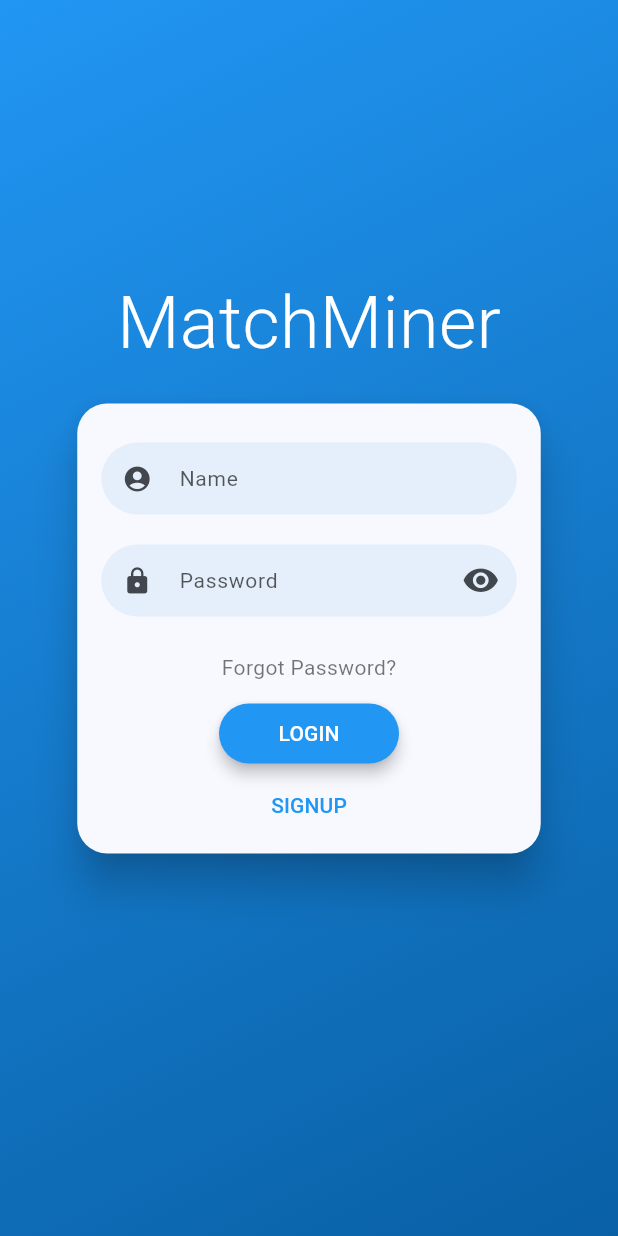
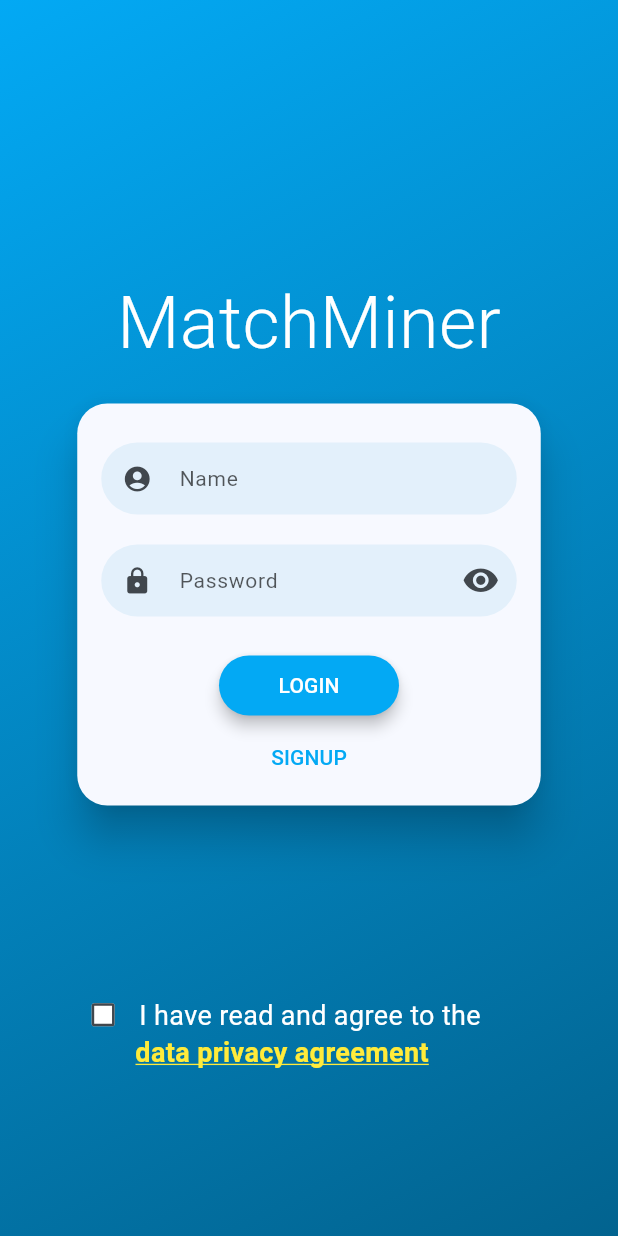
Before and after one commit to nknguyenhc/SuperCellMates, a Flutter app: the screen it shows after launch, on a phone screen of 412 x 824 dp. Run offline on Flutter 3.47's test engine with Material 2 defaults, Android fonts, the phone set to English and light mode, and no system bars; drawn by our look-alikes of flutter_login; our stand-ins replace auto_route; missing offline and left inert: requests.

Commit message:
Mobile user auth
login, logout, register, privacy agreement

```diff
--- /dev/null
+++ b/FrontEnd/lib/features/custom_checkbox.dart
@@ -0,0 +1,45 @@
+import 'package:flutter/material.dart';
+
+bool customCheckboxChecked = false;
+
+class CustomCheckbox extends StatefulWidget {
+  const CustomCheckbox({required this.togglePACheckedFunction, super.key});
+
+  final Function() togglePACheckedFunction;
+
+  @override
+  State<CustomCheckbox> createState() => _CustomCheckboxState();
+}
+
+class _CustomCheckboxState extends State<CustomCheckbox> {
+  bool isChecked = false;
+
+  @override
+  Widget build(BuildContext context) {
+    Color getColor(Set<MaterialState> states) {
+      const Set<MaterialState> interactiveStates = <MaterialState>{
+        MaterialState.pressed,
+        MaterialState.hovered,
+        MaterialState.focused,
+      };
+      if (states.any(interactiveStates.contains)) {
+        return Colors.blue;
+      }
+      return Colors.white;
+    }
+
+    return Transform.scale(
+        scale: 0.85,
+        child: Checkbox(
+          checkColor: Colors.blue,
+          fillColor: MaterialStateProperty.resolveWith(getColor),
+          value: isChecked,
+          onChanged: (bool? value) {
+            setState(() {
+              isChecked = value!;
+              widget.togglePACheckedFunction();
+            });
+          },
+        ));
+  }
+}
--- a/FrontEnd/lib/features/home.dart
+++ b/FrontEnd/lib/features/home.dart
@@ -1,7 +1,6 @@
 import 'package:flutter/material.dart';
 import 'package:auto_route/auto_route.dart';
 
-import '../functions/post_with_csrf.dart';
 import '../router/router.gr.dart';
 
 class HomePage extends StatefulWidget {
--- a/FrontEnd/lib/features/login.dart
+++ b/FrontEnd/lib/features/login.dart
@@ -3,30 +3,52 @@ import 'dart:convert';
 import 'package:auto_route/auto_route.dart';
 import 'package:flutter/material.dart';
 import 'package:flutter_login/flutter_login.dart';
-import 'package:supercellmates/router/router.dart';
 //import 'package:requests/requests.dart';
 
 import '../functions/post_with_csrf.dart';
 import '../router/router.gr.dart';
+import 'privacy_agreement_section.dart';
 
 @RoutePage()
-class LoginPage extends StatelessWidget {
+class LoginPage extends StatefulWidget {
   const LoginPage({Key? key}) : super(key: key);
 
+  @override
+  State<LoginPage> createState() => LoginPageState();
+}
+
+class LoginPageState extends State<LoginPage> {
   Duration get loginTime => const Duration(milliseconds: 1000);
 
   final String getURI = "http://10.0.2.2:8000/async";
   final String loginURI = "http://10.0.2.2:8000/login_async";
   final String registerURI = "http://10.0.2.2:8000/register_async";
+  final String privacyAgreementURI =
+      'http://10.0.2.2:8000/privacy_agreement_async';
+
+  bool privacyAgreementChecked = false;
+
+  // TODO: lock PA action when logging in
+
+  void togglePAChecked() {
+    setState(() {
+      privacyAgreementChecked = !privacyAgreementChecked;
+    });
+  }
 
   Future<String?> _authUser(LoginData data) {
+    if (!privacyAgreementChecked) {
+      return Future.value(
+          "Please read and agree to our data privacy agreement");
+    }
+
     Map<String, String> body = {
       "username": data.name,
       "password": data.password,
     };
 
     var responseMap =
-        post_with_csrf(getURI, loginURI, body).then((json) => jsonDecode(json));
+        postWithCSRF(getURI, loginURI, body).then((json) => jsonDecode(json));
     return responseMap.then((map) {
       if (map["message"] == "logged in") {
         return null;
@@ -36,12 +58,17 @@ class LoginPage extends StatelessWidget {
   }
 
   Future<String?> _registerUser(SignupData data) {
+    if (!privacyAgreementChecked) {
+      return Future.value(
+          "Please read and agree to our data privacy agreement");
+    }
+
     Map<String?, String?> body = {
       "username": data.name,
       "password": data.password,
     };
 
-    var responseMap = post_with_csrf(getURI, registerURI, body)
+    var responseMap = postWithCSRF(getURI, registerURI, body)
         .then((json) => jsonDecode(json));
     return responseMap.then((map) {
       if (map["message"] == "account created") {
@@ -52,12 +79,14 @@ class LoginPage extends StatelessWidget {
   }
 
   Future<String?> _recoverPassword(String name) {
-    return Future.value("1");
+    return Future.value("Recover password function not supported");
   }
 
   @override
   Widget build(BuildContext context) {
-    return FlutterLogin(
+    return WillPopScope(
+      onWillPop: () async => false,
+      child: FlutterLogin(
         title: "MatchMiner",
         onLogin: _authUser,
         onSignup: _registerUser,
@@ -76,6 +105,19 @@ class LoginPage extends StatelessWidget {
           // TODO: ADD MORE VALIDATIONS
           return null;
         },
-        theme: LoginTheme(primaryColor: Colors.blue));
+        theme: LoginTheme(primaryColor: Colors.lightBlue),
+        hideForgotPasswordButton: true,
+        children: [
+          Positioned(
+            bottom: 60,
+            height: 100,
+            left: 0,
+            width: 370,
+            child: PrivacyAgreementSection(
+                togglePACheckedFunction: togglePAChecked),
+          )
+        ],
+      ),
+    );
   }
 }
--- a/FrontEnd/lib/features/logout.dart
+++ b/FrontEnd/lib/features/logout.dart
@@ -3,7 +3,6 @@ import 'package:requests/requests.dart';
 import 'package:auto_route/auto_route.dart';
 import 'dart:convert';
 
-import '../functions/post_with_csrf.dart';
 import '../router/router.gr.dart';
 
 class LogOutButton extends StatelessWidget {
@@ -20,7 +19,7 @@ class LogOutButton extends StatelessWidget {
             if (jsonDecode(r.content())["message"] == "logged out") {
               //TODO: Requests.clearStoredCookies(hostname)
               AutoRouter.of(context)
-                  .pushAndPopUntil(const LoginRoute(), predicate: (_) => false);
+                  .pushAndPopUntil(LoginRoute(), predicate: (_) => false);
             }
           });
         },
--- a/FrontEnd/lib/features/main_scaffold.dart
+++ b/FrontEnd/lib/features/main_scaffold.dart
@@ -30,7 +30,9 @@ class MainScaffoldState extends State<MainScaffold> {
 
   @override
   Widget build(BuildContext context) {
-    return Scaffold(
+    return WillPopScope(
+      onWillPop: () async => false,
+      child: Scaffold(
         body: pages[selectedIndex],
         bottomNavigationBar: BottomNavigationBar(
           items: [
@@ -61,6 +63,7 @@ class MainScaffoldState extends State<MainScaffold> {
           ],
           currentIndex: selectedIndex,
         ),
+      ),
     );
   }
 }
--- /dev/null
+++ b/FrontEnd/lib/features/privacy_agreement_section.dart
@@ -0,0 +1,63 @@
+import 'package:flutter/material.dart';
+import 'package:auto_route/auto_route.dart';
+
+import '../router/router.gr.dart';
+import 'custom_checkbox.dart';
+
+class PrivacyAgreementSection extends StatefulWidget {
+  const PrivacyAgreementSection(
+      {required this.togglePACheckedFunction, Key? key})
+      : super(key: key);
+
+  final Function() togglePACheckedFunction;
+
+  @override
+  State<PrivacyAgreementSection> createState() =>
+      PrivacyAgreementSectionState();
+}
+
+class PrivacyAgreementSectionState extends State<PrivacyAgreementSection> {
+  @override
+  Widget build(BuildContext context) {
+    return Column(
+      children: [
+        SizedBox(
+          height: 25,
+          child: Row(
+            mainAxisAlignment: MainAxisAlignment.center,
+            children: [
+              CustomCheckbox(togglePACheckedFunction: widget.togglePACheckedFunction),
+              const Text(
+                "I have read and agree to the ",
+                style: TextStyle(
+                  color: Colors.white,
+                  fontSize: 18,
+                ),
+                softWrap: true,
+              ),
+            ],
+          ),
+        ),
+        SizedBox(
+          height: 25,
+          child: Row(mainAxisAlignment: MainAxisAlignment.center, children: [
+            const Padding(padding: EdgeInsets.only(left: 6)),
+            InkWell(
+              onTap: () =>
+                  AutoRouter.of(context).push(const PrivacyAgreementRoute()),
+              child: const Text(
+                "data privacy agreement",
+                style: TextStyle(
+                    fontSize: 18,
+                    fontWeight: FontWeight.bold,
+                    decoration: TextDecoration.underline,
+                    decorationColor: Colors.yellow,
+                    color: Colors.yellow),
+              ),
+            ),
+          ]),
+        ),
+      ],
+    );
+  }
+}
--- a/FrontEnd/lib/main.dart
+++ b/FrontEnd/lib/main.dart
@@ -13,13 +13,16 @@ class MyApp extends StatelessWidget {
 
   @override
   Widget build(BuildContext context) {
-    return MaterialApp.router(
-      routerConfig: _approuter.config(),
-      title: 'SuperCellMates',
-      theme: ThemeData(
-        colorScheme: ColorScheme.fromSeed(seedColor: Colors.lightBlue),
-        useMaterial3: true,
+    return WillPopScope(
+      child: MaterialApp.router(
+        routerConfig: _approuter.config(),
+        title: 'SuperCellMates',
+        theme: ThemeData(
+          colorScheme: ColorScheme.fromSeed(seedColor: Colors.lightBlue),
+          useMaterial3: true,
+        ),
       ),
+      onWillPop: () async => false,
     );
   }
 }
--- a/FrontEnd/lib/router/router.dart
+++ b/FrontEnd/lib/router/router.dart
@@ -8,8 +8,10 @@ import 'router.gr.dart';
 class AppRouter extends $AppRouter {
   @override
   List<AutoRoute> get routes => [
+        AutoRoute(page: LoginRoute.page, initial: true),
         AutoRoute(page: MainScaffold.page),
         AutoRoute(page: FriendRequestRoute.page),
-        AutoRoute(page: LoginRoute.page, initial: true),
+        AutoRoute(page: PrivacyAgreementRoute.page),
+
       ];
 }
```
Also changed, not shown: FrontEnd/lib/features/main_bottom_navigation_bar.dart (deleted, +0 -35 lines), FrontEnd/lib/features/privacy_agreement.dart (added, +18 -0 lines), FrontEnd/lib/functions/post_with_csrf.dart (+3 -6 lines), FrontEnd/lib/router/router.gr.dart, 2 other files. Lines whose indentation alone changed are shown as unchanged.
